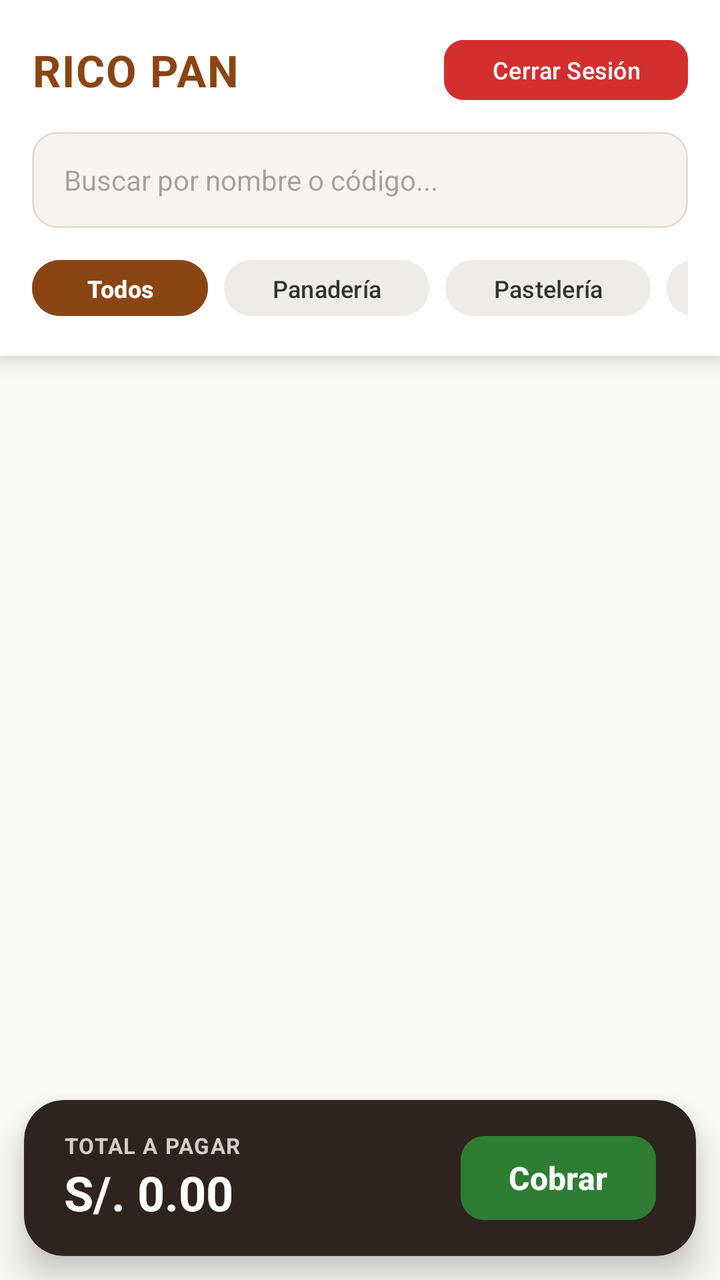
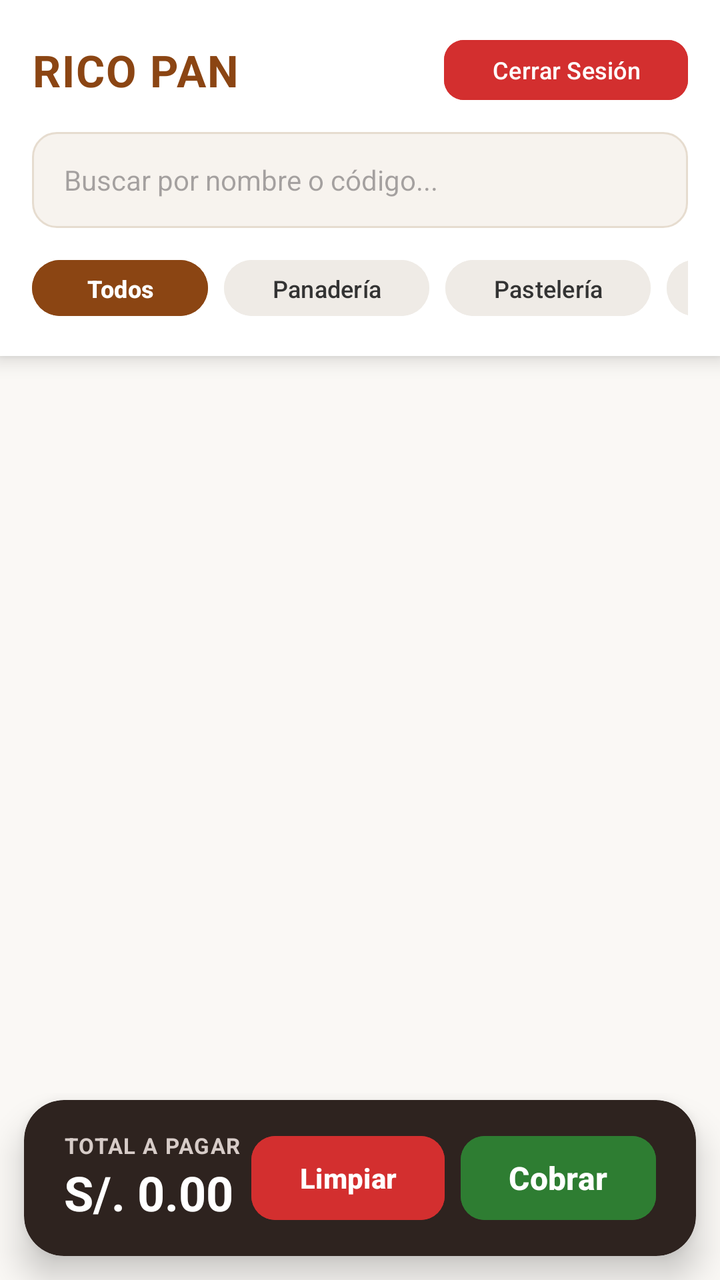

Screens rendered from an Android XML layout before and after an edit, with the pre-edit source and the edit as a unified diff.
<!-- AndroidManifest.xml: application theme Theme.Ricopan_ventas -->
<!-- res/layout/activity_ventas.xml -->
<?xml version="1.0" encoding="utf-8"?>
<RelativeLayout xmlns:android="http://schemas.android.com/apk/res/android"
    xmlns:app="http://schemas.android.com/apk/res-auto"
    android:layout_width="match_parent"
    android:layout_height="match_parent"
    android:background="#FAF8F5">

    
    <androidx.cardview.widget.CardView
        android:id="@+id/llHeader"
        android:layout_width="match_parent"
        android:layout_height="wrap_content"
        app:cardElevation="6dp"
        app:cardCornerRadius="0dp"
        app:cardBackgroundColor="@android:color/white">

        <LinearLayout
            android:layout_width="match_parent"
            android:layout_height="wrap_content"
            android:orientation="vertical"
            android:padding="16dp">

            <LinearLayout
                android:layout_width="match_parent"
                android:layout_height="wrap_content"
                android:orientation="horizontal"
                android:gravity="center_vertical"
                android:layout_marginBottom="12dp">

                <TextView
                    android:id="@+id/tvTituloRol"
                    android:layout_width="0dp"
                    android:layout_height="wrap_content"
                    android:layout_weight="1"
                    android:text="RICO PAN"
                    android:textSize="22sp"
                    android:textStyle="bold"
                    android:textColor="#8B4513"
                    android:letterSpacing="0.03"/>

                <Button
                    android:id="@+id/btnCerrarSesion"
                    android:layout_width="wrap_content"
                    android:layout_height="38dp"
                    android:text="Cerrar Sesión"
                    android:textSize="12sp"
                    android:backgroundTint="#D32F2F"
                    android:textColor="@android:color/white"
                    app:cornerRadius="10dp"/>
            </LinearLayout>

            
            <EditText
                android:id="@+id/etBuscar"
                android:layout_width="match_parent"
                android:layout_height="48dp"
                android:background="@drawable/bg_input_field"
                android:hint="Buscar por nombre o código..."
                android:paddingHorizontal="16dp"
                android:inputType="text"
                android:textSize="14sp"
                android:layout_marginBottom="12dp"/>

            
            <HorizontalScrollView
                android:layout_width="match_parent"
                android:layout_height="wrap_content"
                android:scrollbars="none">

                <LinearLayout
                    android:layout_width="wrap_content"
                    android:layout_height="wrap_content"
                    android:orientation="horizontal">

                    <Button
                        android:id="@+id/btnFiltroTodos"
                        android:layout_width="wrap_content"
                        android:layout_height="36dp"
                        android:text="Todos"
                        android:textSize="12sp"
                        android:textStyle="bold"
                        android:backgroundTint="#8B4513"
                        android:textColor="@android:color/white"
                        android:layout_marginEnd="8dp"
                        app:cornerRadius="18dp"/>

                    <Button
                        android:id="@+id/btnFiltroPanaderia"
                        android:layout_width="wrap_content"
                        android:layout_height="36dp"
                        android:text="Panadería"
                        android:textSize="12sp"
                        android:backgroundTint="#EFEBE6"
                        android:textColor="#333333"
                        android:layout_marginEnd="8dp"
                        app:cornerRadius="18dp"/>

                    <Button
                        android:id="@+id/btnFiltroPasteleria"
                        android:layout_width="wrap_content"
                        android:layout_height="36dp"
                        android:text="Pastelería"
                        android:textSize="12sp"
                        android:backgroundTint="#EFEBE6"
                        android:textColor="#333333"
                        android:layout_marginEnd="8dp"
                        app:cornerRadius="18dp"/>

                    <Button
                        android:id="@+id/btnFiltroAbarrotes"
                        android:layout_width="wrap_content"
                        android:layout_height="36dp"
                        android:text="Abarrotes"
                        android:textSize="12sp"
                        android:backgroundTint="#EFEBE6"
                        android:textColor="#333333"
                        android:layout_marginEnd="8dp"
                        app:cornerRadius="18dp"/>

                    <Button
                        android:id="@+id/btnFiltroCafes"
                        android:layout_width="wrap_content"
                        android:layout_height="36dp"
                        android:text="Cafés"
                        android:textSize="12sp"
                        android:backgroundTint="#EFEBE6"
                        android:textColor="#333333"
                        android:layout_marginEnd="8dp"
                        app:cornerRadius="18dp"/>

                    <Button
                        android:id="@+id/btnFiltroBocaditos"
                        android:layout_width="wrap_content"
                        android:layout_height="36dp"
                        android:text="Bocaditos"
                        android:textSize="12sp"
                        android:backgroundTint="#EFEBE6"
                        android:textColor="#333333"
                        android:layout_marginEnd="8dp"
                        app:cornerRadius="18dp"/>

                    <Button
                        android:id="@+id/btnFiltroEmbutidos"
                        android:layout_width="wrap_content"
                        android:layout_height="36dp"
                        android:text="Embutidos"
                        android:textSize="12sp"
                        android:backgroundTint="#EFEBE6"
                        android:textColor="#333333"
                        android:layout_marginEnd="8dp"
                        app:cornerRadius="18dp"/>

                    <Button
                        android:id="@+id/btnFiltroLacteos"
                        android:layout_width="wrap_content"
                        android:layout_height="36dp"
                        android:text="Lácteos"
                        android:textSize="12sp"
                        android:backgroundTint="#EFEBE6"
                        android:textColor="#333333"
                        app:cornerRadius="18dp"/>
                </LinearLayout>
            </HorizontalScrollView>

            
            <LinearLayout
                android:id="@+id/llAdminPanel"
                android:layout_width="match_parent"
                android:layout_height="wrap_content"
                android:orientation="horizontal"
                android:layout_marginTop="12dp"
                android:visibility="gone">

                <Button
                    android:id="@+id/btnAgregarProducto"
                    android:layout_width="0dp"
                    android:layout_height="wrap_content"
                    android:layout_weight="1"
                    android:textSize="11sp"
                    android:textStyle="bold"
                    android:text="+ Producto"
                    android:backgroundTint="#FF9800"
                    android:layout_marginEnd="6dp"
                    app:cornerRadius="10dp"/>

                <Button
                    android:id="@+id/btnImportarExcel"
                    android:layout_width="0dp"
                    android:layout_height="wrap_content"
                    android:layout_weight="1.2"
                    android:textSize="11sp"
                    android:textStyle="bold"
                    android:text="Cargar Excel"
                    android:backgroundTint="#2E7D32"
                    android:layout_marginEnd="6dp"
                    app:cornerRadius="10dp"/>

                <Button
                    android:id="@+id/btnCierreCaja"
                    android:layout_width="0dp"
                    android:layout_height="wrap_content"
                    android:layout_weight="1"
                    android:textSize="11sp"
                    android:textStyle="bold"
                    android:text="Cierre Final"
                    android:backgroundTint="#D32F2F"
                    app:cornerRadius="10dp"/>
            </LinearLayout>

        </LinearLayout>
    </androidx.cardview.widget.CardView>

    
    <ScrollView
        android:layout_width="match_parent"
        android:layout_height="match_parent"
        android:layout_below="@id/llHeader"
        android:layout_above="@id/llBottomCart"
        android:padding="16dp">

        <LinearLayout
            android:id="@+id/llListaProductos"
            android:layout_width="match_parent"
            android:layout_height="wrap_content"
            android:orientation="vertical">

        </LinearLayout>
    </ScrollView>

    
    <androidx.cardview.widget.CardView
        android:id="@+id/llBottomCart"
        android:layout_width="match_parent"
        android:layout_height="wrap_content"
        android:layout_alignParentBottom="true"
        app:cardBackgroundColor="#2E231F"
        app:cardCornerRadius="20dp"
        app:cardElevation="10dp"
        android:layout_marginHorizontal="12dp"
        android:layout_marginBottom="12dp">

        <LinearLayout
            android:layout_width="match_parent"
            android:layout_height="wrap_content"
            android:paddingHorizontal="20dp"
            android:paddingVertical="14dp"
            android:orientation="horizontal"
            android:gravity="center_vertical">

            <LinearLayout
                android:layout_width="0dp"
                android:layout_height="wrap_content"
                android:layout_weight="1"
                android:orientation="vertical">

                <TextView
                    android:layout_width="wrap_content"
                    android:layout_height="wrap_content"
                    android:text="TOTAL A PAGAR"
                    android:textColor="#D7CCC8"
                    android:textSize="11sp"
                    android:textStyle="bold"
                    android:letterSpacing="0.05"/>

                <TextView
                    android:id="@+id/tvTotal"
                    android:layout_width="wrap_content"
                    android:layout_height="wrap_content"
                    android:text="S/. 0.00"
                    android:textColor="@android:color/white"
                    android:textStyle="bold"
                    android:textSize="24sp"/>
            </LinearLayout>

            <Button
                android:id="@+id/btnCobrar"
                android:layout_width="wrap_content"
                android:layout_height="50dp"
                android:backgroundTint="#2E7D32"
                android:text="Cobrar"
                android:textStyle="bold"
                android:textSize="16sp"
                app:cornerRadius="12dp"/>
        </LinearLayout>
    </androidx.cardview.widget.CardView>
</RelativeLayout>
<!-- resources referenced by this layout -->
<resources>
  <!-- drawable bg_input_field (drawable) -->
  <?xml version="1.0" encoding="utf-8"?>
  <shape xmlns:android="http://schemas.android.com/apk/res/android"
      android:shape="rectangle">
      <solid android:color="#F7F3EE" />
      <corners android:radius="12dp" />
      <stroke
          android:width="1dp"
          android:color="#E6DCCF" />
  </shape>
  <style name="Theme.Ricopan_ventas" parent="Base.Theme.Ricopan_ventas" />
  <style name="Base.Theme.Ricopan_ventas" parent="Theme.Material3.DayNight.NoActionBar">
          
          
      </style>
</resources>

<!-- the commit's change to res/layout/activity_ventas.xml (unified diff, before → after) -->
@@ -271,6 +271,17 @@
                     android:textStyle="bold"
                     android:textSize="24sp"/>
             </LinearLayout>
+
+            <Button
+                android:id="@+id/btnLimpiarCarrito"
+                android:layout_width="wrap_content"
+                android:layout_height="50dp"
+                android:backgroundTint="#D32F2F"
+                android:text="Limpiar"
+                android:textStyle="bold"
+                android:textSize="14sp"
+                android:layout_marginEnd="8dp"
+                app:cornerRadius="12dp"/>
 
             <Button
                 android:id="@+id/btnCobrar"
